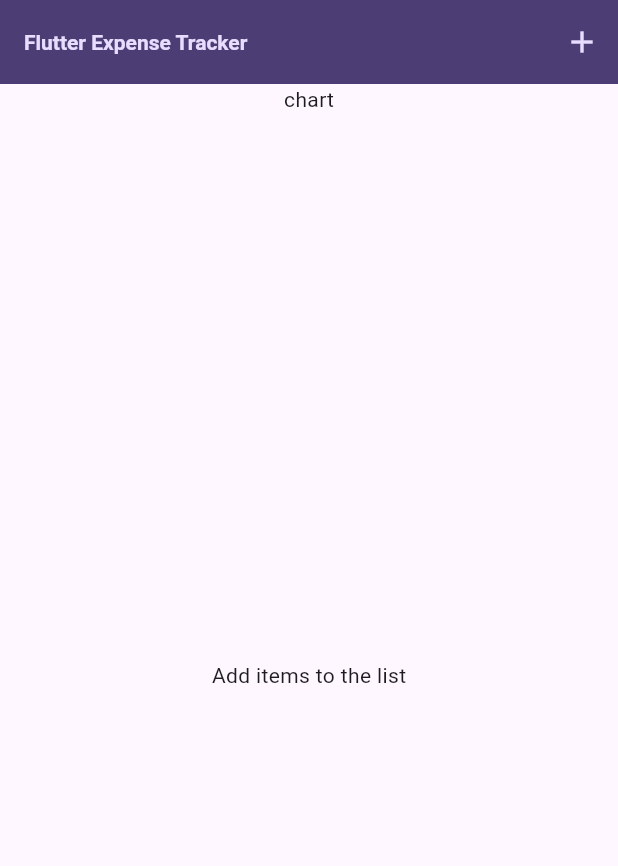
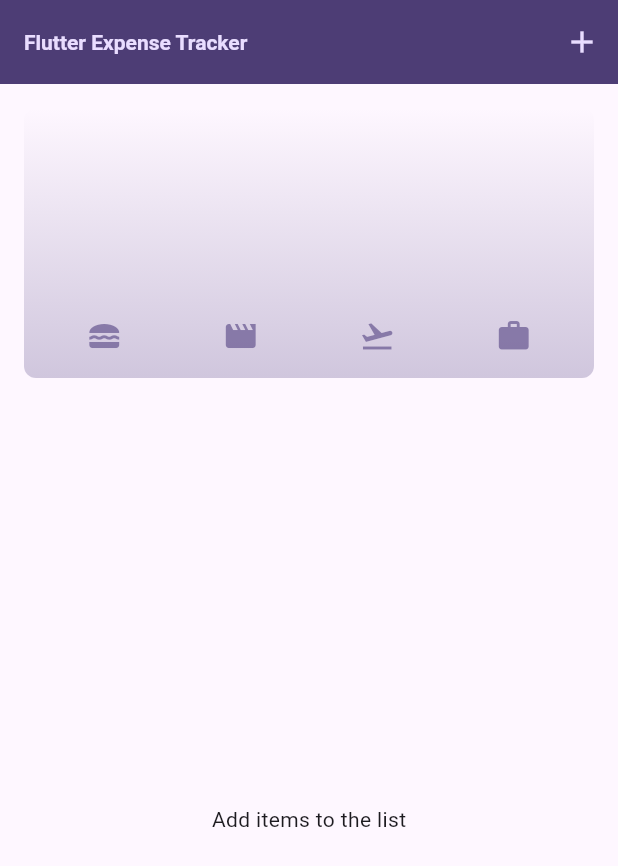
Before and after one commit to ashutosh1234ojha/AdvanceBasicFlutter, a Flutter app: the screen it shows after launch, on a phone screen of 412 x 824 dp. Shown: the top 866 px of the screen. Run offline on Flutter 3.47's test engine with Material 3 defaults, Android fonts, the phone set to English and light mode, and no system bars.

Commit message:
charts added

```diff
--- a/lib/models/expense.dart
+++ b/lib/models/expense.dart
@@ -42,7 +42,7 @@
     : expenses =
           allExpenses.where((expense) => expense.category == category).toList();
 
-  double getTotalExpenses() {
+  double get totalExpenses {
     double sum = 0;
     for (final expense in expenses) {
       sum += expense.amount;
--- /dev/null
+++ b/lib/widgets/chart/chart.dart
@@ -0,0 +1,93 @@
+import 'package:expense_trakcer/models/expense.dart';
+import 'package:expense_trakcer/widgets/chart/chart_bar.dart';
+import 'package:flutter/material.dart';
+
+class Chart extends StatelessWidget {
+  const Chart({super.key, required this.expenses});
+
+  final List<Expense> expenses;
+
+  List<ExpenseBucket> get buckets {
+    return [
+      ExpenseBucket.forCategory(expenses, Category.food),
+      ExpenseBucket.forCategory(expenses, Category.lesiure),
+      ExpenseBucket.forCategory(expenses, Category.travel),
+      ExpenseBucket.forCategory(expenses, Category.work),
+    ];
+  }
+
+  double get maxTotalExpense {
+    double maxTotalExpense = 0;
+
+    for (final bucket in buckets) {
+      if (bucket.totalExpenses > maxTotalExpense) {
+        maxTotalExpense = bucket.totalExpenses;
+      }
+    }
+
+    return maxTotalExpense;
+  }
+
+  @override
+  Widget build(BuildContext context) {
+    final isDarkMode =
+        MediaQuery.of(context).platformBrightness == Brightness.dark;
+    return Container(
+      margin: const EdgeInsets.all(16),
+      padding: const EdgeInsets.symmetric(vertical: 16, horizontal: 8),
+      width: double.infinity,
+      height: 180,
+      decoration: BoxDecoration(
+        borderRadius: BorderRadius.circular(8),
+        gradient: LinearGradient(
+          colors: [
+            Theme.of(context).colorScheme.primary.withOpacity(0.3),
+            Theme.of(context).colorScheme.primary.withOpacity(0.0),
+          ],
+          begin: Alignment.bottomCenter,
+          end: Alignment.topCenter,
+        ),
+      ),
+      child: Column(
+        children: [
+          Expanded(
+            child: Row(
+              crossAxisAlignment: CrossAxisAlignment.end,
+              children: [
+                for (final bucket in buckets) // alternative to map()
+                  ChartBar(
+                    fill:
+                        bucket.totalExpenses == 0
+                            ? 0
+                            : bucket.totalExpenses / maxTotalExpense,
+                  ),
+              ],
+            ),
+          ),
+          const SizedBox(height: 12),
+          Row(
+            children:
+                buckets
+                    .map(
+                      (bucket) => Expanded(
+                        child: Padding(
+                          padding: const EdgeInsets.symmetric(horizontal: 4),
+                          child: Icon(
+                            CategoryIcon[bucket.category],
+                            color:
+                                isDarkMode
+                                    ? Theme.of(context).colorScheme.secondary
+                                    : Theme.of(
+                                      context,
+                                    ).colorScheme.primary.withOpacity(0.7),
+                          ),
+                        ),
+                      ),
+                    )
+                    .toList(),
+          ),
+        ],
+      ),
+    );
+  }
+}
--- a/lib/widgets/expenses.dart
+++ b/lib/widgets/expenses.dart
@@ -1,3 +1,4 @@
+import 'package:expense_trakcer/widgets/chart/chart.dart';
 import 'package:expense_trakcer/widgets/expense_list/expenses_list.dart';
 import 'package:expense_trakcer/models/expense.dart';
 import 'package:expense_trakcer/widgets/new_expense.dart';
@@ -69,7 +70,12 @@
           IconButton(onPressed: _openAddExpenseOverlay, icon: Icon(Icons.add)),
         ],
       ),
-      body: Column(children: [Text("chart"), Expanded(child: mainComponent)]),
+      body: Column(
+        children: [
+          Chart(expenses: _registeredExpenses),
+          Expanded(child: mainComponent),
+        ],
+      ),
     );
   }
 }
```
Also changed, not shown: lib/widgets/chart/chart_bar.dart (added, +33 -0 lines), 4 other files.
